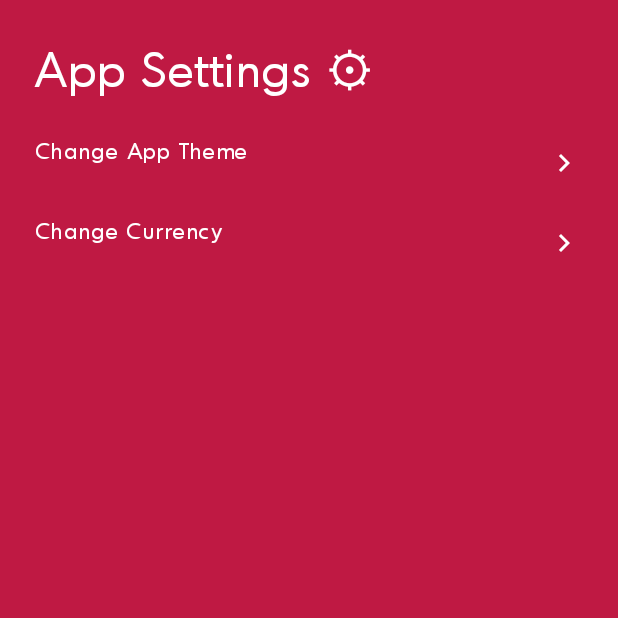
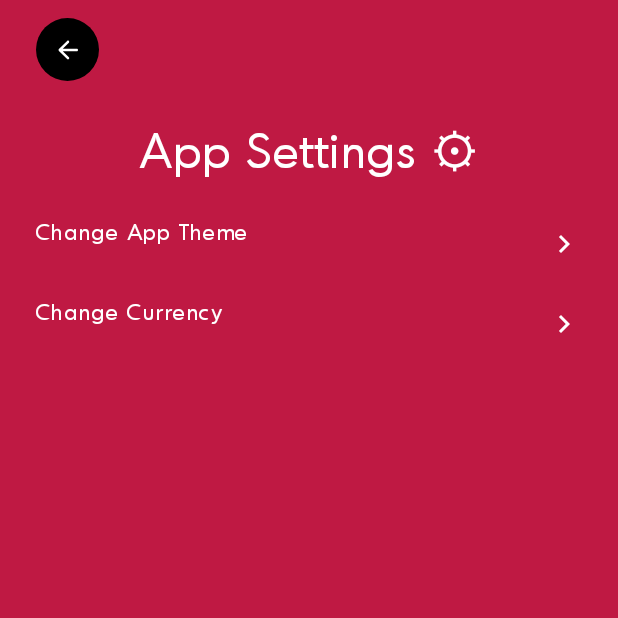
Before and after one commit to zedlabs/ExpenseTracker, an Android app built with Jetpack Compose: the ProfileFragment screen opened through its navigation route, on a phone screen of 412 x 824 dp, the top half of it. Run offline under Robolectric (Android 15) with nearby library versions, the phone set to English and light mode, and no system bars; our stand-ins replace Dagger/Hilt's generated code, navigation-ui; libraries missing offline, so code that uses them is left out: com.android.billingclient; 2 statements that could not run were skipped.

Commit message:
settings

```diff
--- a/app/src/main/java/ml/zedlabs/tbd/ui/profile/ProfileFragment.kt
+++ b/app/src/main/java/ml/zedlabs/tbd/ui/profile/ProfileFragment.kt
@@ -13,11 +13,12 @@ import androidx.compose.foundation.layout.fillMaxWidth
 import androidx.compose.foundation.layout.padding
 import androidx.compose.material.Icon
 import androidx.compose.material.MaterialTheme
-import androidx.compose.material.Switch
 import androidx.compose.material.icons.Icons
 import androidx.compose.material.icons.filled.KeyboardArrowRight
+import androidx.compose.material.icons.rounded.ArrowBack
 import androidx.compose.runtime.Composable
 import androidx.compose.runtime.collectAsState
+import androidx.compose.ui.Alignment.Companion.CenterHorizontally
 import androidx.compose.ui.Modifier
 import androidx.compose.ui.graphics.vector.ImageVector
 import androidx.compose.ui.platform.ComposeView
@@ -29,11 +30,11 @@ import dagger.hilt.android.AndroidEntryPoint
 import ml.zedlabs.tbd.MainViewModel
 import ml.zedlabs.tbd.R
 import ml.zedlabs.tbd.base.BaseAndroidFragment
+import ml.zedlabs.tbd.ui.common.DefaultTopButton
 import ml.zedlabs.tbd.ui.common.PrimaryText
 import ml.zedlabs.tbd.ui.common.Spacer12
 import ml.zedlabs.tbd.ui.common.Spacer24
 import ml.zedlabs.tbd.ui.common.TitleTextH2
-import ml.zedlabs.tbd.ui.onboarding.OnboardingFragmentDirections
 import ml.zedlabs.tbd.ui.theme.AppThemeType
 import ml.zedlabs.tbd.ui.theme.ExpenseTheme
 
@@ -71,8 +72,16 @@ class ProfileFragment : BaseAndroidFragment() {
                 .background(MaterialTheme.colors.background)
                 .padding(horizontal = 24.dp)
         ) {
+            Spacer12()
+            DefaultTopButton(
+                imageVector = Icons.Rounded.ArrowBack,
+                bgColor = MaterialTheme.colors.onSecondary,
+                itemColor = MaterialTheme.colors.onPrimary
+            ) {
+                view?.findNavController()?.navigateUp()
+            }
             Spacer24()
-            TitleTextH2(text = "App Settings ⚙", modifier = Modifier)
+            TitleTextH2(text = "App Settings ⚙", modifier = Modifier.align(CenterHorizontally))
             Spacer24()
 //            if (profileViewModel.subState.collectAsState(initial = false).value) {
 //                Row(
```
